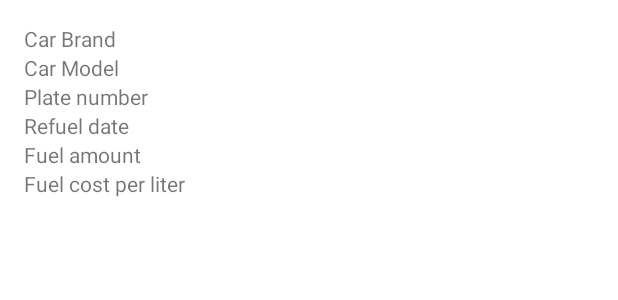
After one commit to radektomczyk/VMS-Assistant, an Android app: the layout item_refuel.xml on its own in the app's theme, with its tools: preview values and no code run, on a phone screen of 412 x 824 dp. The commit adds this screen. Shown: the top 300 px of the screen. Run offline under Robolectric (Android 15) with nearby library versions, the phone set to English and light mode, and no system bars.

```diff
--- a/app/src/main/java/com/example/vmsv3/api/ApiService.java
+++ b/app/src/main/java/com/example/vmsv3/api/ApiService.java
@@ -31,6 +31,11 @@ public interface ApiService {
     @GET("/api/auth/costs")
     Call<List<CostDto>> getCosts(@Header("Authorization") String authorizationHeader);
 
+    @GET("/api/auth/refuel")
+    Call<List<RefuelDto>> getRefuels(@Header("Authorization") String authorizationHeader);
+
     @GET("/api/auth/vehicles")
     Call<List<VehicleDto>> getVehicleList(@Header("Authorization") String authorizationHeader);
+    @GET("/api/vehicle/{id}")
+    Call<VehicleDto> getVehicleDetails(@Path("id") long vehicleId);
 }
--- a/app/src/main/java/com/example/vmsv3/ui/cost_history/CostAdapter.java
+++ b/app/src/main/java/com/example/vmsv3/ui/cost_history/CostAdapter.java
@@ -16,7 +16,6 @@ import java.util.ArrayList;
 import java.util.List;
 
 public class CostAdapter extends RecyclerView.Adapter<CostAdapter.CostViewHolder> {
-
     private List<CostDto> costs = new ArrayList<>();
 
     @NonNull
--- a/app/src/main/java/com/example/vmsv3/ui/ticket/AddTicketFragment.java
+++ b/app/src/main/java/com/example/vmsv3/ui/ticket/AddTicketFragment.java
@@ -54,7 +54,6 @@ public class AddTicketFragment extends Fragment {
         binding = FragmentAddTicketBinding.inflate(inflater, container, false);
         View root = binding.getRoot();
 
-        // retrofit init
         apiService = ApiClient.getApiClient().create(ApiService.class);
 
         reasonEditText = root.findViewById(R.id.ticketNameEditText);
@@ -70,7 +69,6 @@ public class AddTicketFragment extends Fragment {
         costEditText = root.findViewById(R.id.ticketAmountEditText);
         button = root.findViewById(R.id.saveTicketButton);
 
-        // init calendar
         dateEditText.setOnClickListener(v -> showDatePicker());
 
 
--- /dev/null
+++ b/app/src/main/res/layout/item_refuel.xml
@@ -0,0 +1,44 @@
+<?xml version="1.0" encoding="utf-8"?>
+<LinearLayout
+    xmlns:android="http://schemas.android.com/apk/res/android"
+    android:layout_width="match_parent"
+    android:layout_height="wrap_content"
+    android:orientation="vertical"
+    android:padding="16dp">
+
+    <TextView
+        android:id="@+id/historyCarBrandTextView"
+        android:layout_width="wrap_content"
+        android:layout_height="wrap_content"
+        android:text="Car Brand" />
+
+    <TextView
+        android:id="@+id/historyCarModelTextView"
+        android:layout_width="wrap_content"
+        android:layout_height="wrap_content"
+        android:text="Car Model" />
+
+    <TextView
+        android:id="@+id/historyCarPlatesTextView"
+        android:layout_width="wrap_content"
+        android:layout_height="wrap_content"
+        android:text="Plate number"/>
+
+    <TextView
+        android:id="@+id/historyRefuelDateTextView"
+        android:layout_width="wrap_content"
+        android:layout_height="wrap_content"
+        android:text="Refuel date"/>
+
+    <TextView
+        android:id="@+id/historyFuelAmountTextView"
+        android:layout_width="wrap_content"
+        android:layout_height="wrap_content"
+        android:text="Fuel amount"/>
+
+    <TextView
+        android:id="@+id/historyFuelPriceTextView"
+        android:layout_width="wrap_content"
+        android:layout_height="wrap_content"
+        android:text="Fuel cost per liter"/>
+</LinearLayout>
```
Also changed, not shown: app/src/main/java/com/example/vmsv3/transport/RefuelDto.java (+3 -5 lines), app/src/main/java/com/example/vmsv3/ui/cost_history/CostHistoryFragment.java (+1 -6 lines), app/src/main/java/com/example/vmsv3/ui/cost_history/CostHistoryViewModel.java (+3 -6 lines), app/src/main/java/com/example/vmsv3/ui/cost_history/CostHistoryViewModelFactory.java (added, +29 -0 lines), app/src/main/java/com/example/vmsv3/ui/refuel/AddRefuelFragment.java (+1 -6 lines), app/src/main/java/com/example/vmsv3/ui/refuel_history/RefuelAdapter.java (added, +70 -0 lines), app/src/main/java/com/example/vmsv3/ui/refuel_history/RefuelHistoryFragment.java (+29 -0 lines), app/src/main/java/com/example/vmsv3/ui/refuel_history/RefuelHistoryViewModel.java (+22 -5 lines), app/src/main/java/com/example/vmsv3/ui/refuel_history/RefuelHistoryViewModelFactory.java (renamed from app/src/main/java/com/example/vmsv3/ui/cost_history/ViewModelFactory.java, +6 -7 lines), app/src/main/res/layout/fragment_refuel_history.xml (+16 -3 lines).
